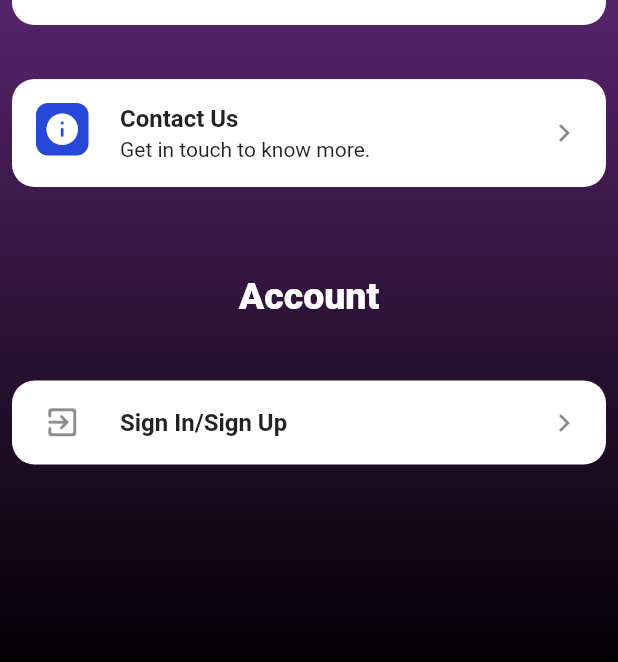
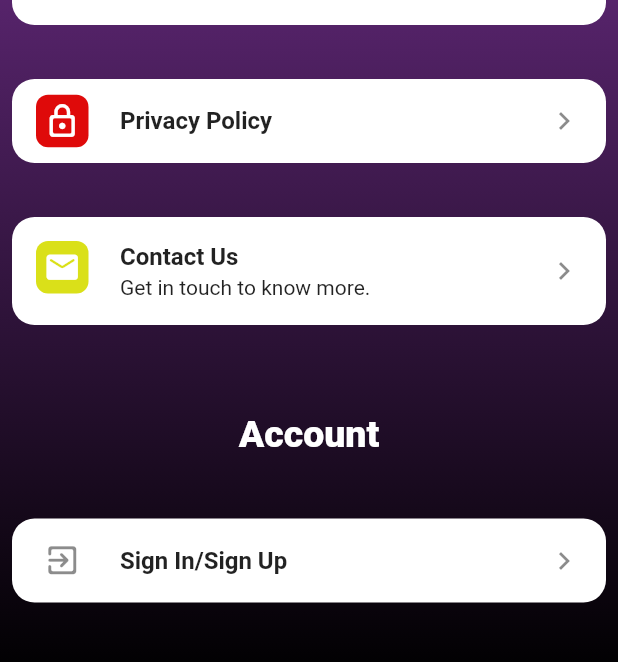
Before and after one commit to PriyanshuP20/Cinematic_Spree, a Flutter app: the SettingScreen screen opened directly, on a phone screen of 412 x 824 dp, the part 557-1219 px from its top. Run offline on Flutter 3.47's test engine with Material 2 defaults, Android fonts, the phone set to English and light mode, and no system bars; drawn by our look-alikes of babstrap_settings_screen; our stand-ins replace bloc, firebase_auth, firebase_core, firebase_storage, flutter_bloc, google_fonts and 4 more; missing offline and left inert: booking_calendar, contactus, razorpay_flutter, rubber, ticket_widget; accounts and stored records are empty; Roboto replaces fonts that are missing (Open-Sans).

Commit message:
new commit

```diff
--- a/lib/screens/Settings/setting_screen.dart
+++ b/lib/screens/Settings/setting_screen (1).dart
@@ -4,6 +4,7 @@ import 'dart:developer';
 
 import 'package:flutter/material.dart';
 import 'package:babstrap_settings_screen/babstrap_settings_screen.dart';
+import 'package:login/screens/home/Privacy_policy.dart';
 import 'package:login/utils/colours_utils.dart';
 import '../booking/custom_app_bar.dart';
 import '../signin_screen.dart';
@@ -114,6 +115,28 @@ class SettingScreen extends StatelessWidget {
                 ],
               ),
             ),
+             Padding(
+                  padding: const EdgeInsets.all(8.0),
+                  child: SettingsGroup(
+                    items: [
+                      SettingsItem(
+                        onTap: () {
+                          Navigator.push(
+                            context,
+                            MaterialPageRoute(builder: (context) => ReturnPolicy()),
+                          );
+                        },
+                        icons: Icons.lock_outline_rounded,
+                        iconStyle: IconStyle(
+                            backgroundColor: Color.fromARGB(255, 223, 10, 10)                 ),
+                        title: 'Privacy Policy',
+
+                      ),
+                    ],
+                  ),
+                ),
+
+
                 Padding(
                   padding: const EdgeInsets.all(8.0),
                   child: SettingsGroup(
@@ -125,9 +148,9 @@ class SettingScreen extends StatelessWidget {
                             MaterialPageRoute(builder: (context) => contact()),
                           );
                         },
-                        icons: Icons.info_rounded,
+                        icons: Icons.mail_rounded,
                         iconStyle: IconStyle(
-                            backgroundColor: Color.fromARGB(255, 38, 71, 217)                 ),
+                            backgroundColor: Color.fromARGB(255, 218, 224, 25)                 ),
                         title: 'Contact Us',
                         subtitle: "Get in touch to know more.",
                       ),
@@ -165,8 +188,13 @@ class SettingScreen extends StatelessWidget {
                     title: "Sign In/Sign Up",
                   ),
                 ],
+
+
               ),
             ),
+
+
+
 
           ],
         ))
```
Also changed, not shown: lib/screens/home/Privacy_policy.dart (added, +131 -0 lines).
